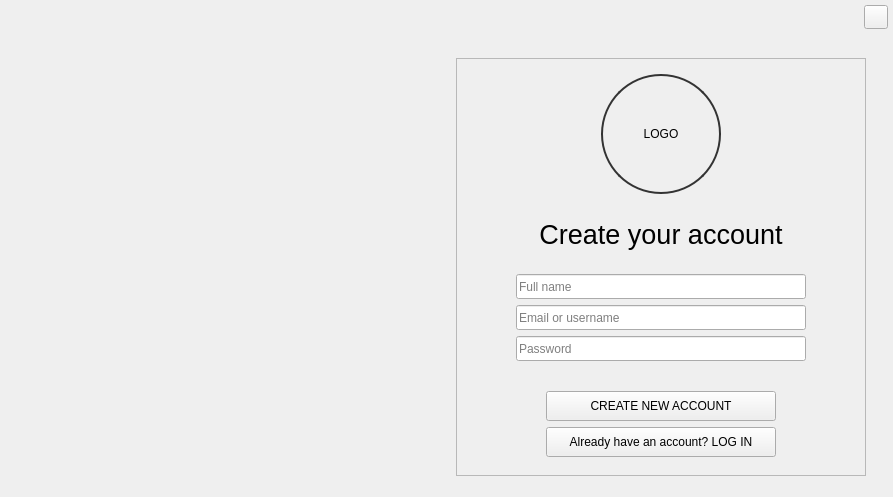
The window that project/ui/interface.ui (mylinh130425/KTLT_K23416_Group2) describes before a commit, drawn with Qt 5.
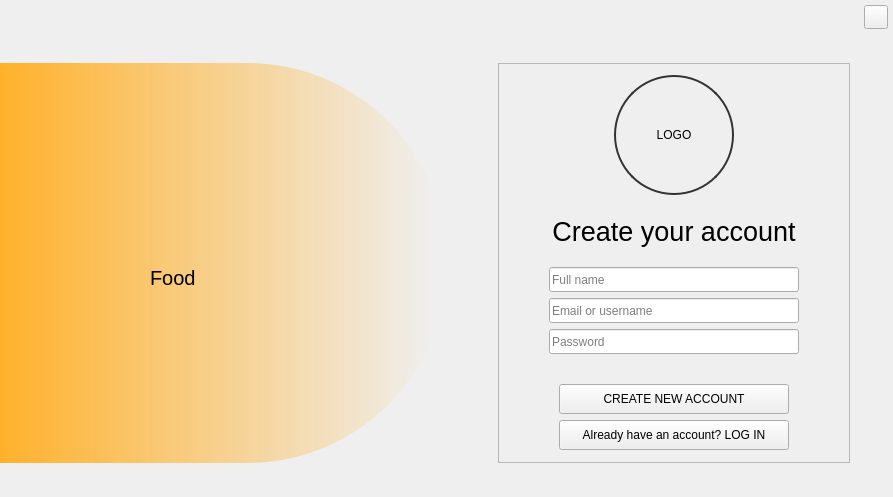
The same window after the commit. The open tabs and pages were chosen to show the change. Icons and pictures are not drawn. Custom widgets are drawn as their Qt base class.

Commit message: Add background and transition for left side - fix lineEdit size

```diff
--- a/project/ui/interface.ui
+++ b/project/ui/interface.ui
@@ -111,9 +111,15 @@
         <property name="spacing">
          <number>0</number>
         </property>
+        <property name="leftMargin">
+         <number>0</number>
+        </property>
         <property name="topMargin">
          <number>0</number>
         </property>
+        <property name="rightMargin">
+         <number>0</number>
+        </property>
         <property name="bottomMargin">
          <number>0</number>
         </property>
@@ -123,20 +129,157 @@
            <property name="spacing">
             <number>0</number>
            </property>
+           <property name="leftMargin">
+            <number>0</number>
+           </property>
+           <property name="topMargin">
+            <number>0</number>
+           </property>
+           <property name="rightMargin">
+            <number>0</number>
+           </property>
            <property name="bottomMargin">
             <number>0</number>
            </property>
            <item>
             <widget class="QCustomQStackedWidget" name="welcome_stackedWidget">
+             <property name="styleSheet">
+              <string notr="true">#welcome_stackedWidget {
+ background-color: qlineargradient(spread:pad, x1:0, y1:0, x2:1, y2:0, stop:0 rgba(255, 177, 43, 255), stop:0.971591 rgba(255, 255, 255, 0), stop:1 rgba(255, 255, 255, 0));
+  border-top-right-radius:200px;
+  border-bottom-right-radius:200px;
+}
+#welcome_stackedWidget *{
+	background-color:transparent;
+}</string>
+             </property>
              <property name="currentIndex">
-              <number>0</number>
+              <number>1</number>
              </property>
              <widget class="QWidget" name="left_login_page">
               <property name="styleSheet">
                <string notr="true"/>
               </property>
+              <layout class="QVBoxLayout" name="verticalLayout_14">
+               <property name="leftMargin">
+                <number>0</number>
+               </property>
+               <property name="rightMargin">
+                <number>0</number>
+               </property>
+               <item>
+                <widget class="QFrame" name="frame_3">
+                 <property name="sizePolicy">
+                  <sizepolicy hsizetype="Expanding" vsizetype="Expanding">
+                   <horstretch>0</horstretch>
+                   <verstretch>0</verstretch>
+                  </sizepolicy>
+                 </property>
+                 <property name="minimumSize">
+                  <size>
+                   <width>0</width>
+                   <height>0</height>
+                  </size>
+                 </property>
+                 <property name="maximumSize">
+                  <size>
+                   <width>16777215</width>
+                   <height>16777215</height>
+                  </size>
+                 </property>
+                 <property name="styleSheet">
+                  <string notr="true"/>
+                 </property>
+                 <property name="frameShape">
+                  <enum>QFrame::StyledPanel</enum>
+                 </property>
+                 <property name="frameShadow">
+                  <enum>QFrame::Raised</enum>
+                 </property>
+                 <widget class="QLabel" name="label_3">
+                  <property name="geometry">
+                   <rect>
+                    <x>150</x>
+                    <y>200</y>
+                    <width>131</width>
+                    <height>41</height>
+                   </rect>
+                  </property>
+                  <property name="font">
+                   <font>
+                    <pointsize>15</pointsize>
+                   </font>
+                  </property>
+                  <property name="text">
+                   <string>RESTAURANT</string>
+                  </property>
+                 </widget>
+                </widget>
+               </item>
+              </layout>
              </widget>
-             <widget class="QWidget" name="left_signup_page"/>
+             <widget class="QWidget" name="left_signup_page">
+              <property name="styleSheet">
+               <string notr="true"/>
+              </property>
+              <layout class="QVBoxLayout" name="verticalLayout_15">
+               <property name="leftMargin">
+                <number>0</number>
+               </property>
+               <property name="rightMargin">
+                <number>0</number>
+               </property>
+               <item>
+                <widget class="QFrame" name="frame_4">
+                 <property name="sizePolicy">
+                  <sizepolicy hsizetype="Expanding" vsizetype="Expanding">
+                   <horstretch>0</horstretch>
+                   <verstretch>0</verstretch>
+                  </sizepolicy>
+                 </property>
+                 <property name="minimumSize">
+                  <size>
+                   <width>0</width>
+                   <height>0</height>
+                  </size>
+                 </property>
+                 <property name="maximumSize">
+                  <size>
+                   <width>16777215</width>
+                   <height>16777215</height>
+                  </size>
+                 </property>
+                 <property name="styleSheet">
+                  <string notr="true"/>
+                 </property>
+                 <property name="frameShape">
+                  <enum>QFrame::StyledPanel</enum>
+                 </property>
+                 <property name="frameShadow">
+                  <enum>QFrame::Raised</enum>
+                 </property>
+                 <widget class="QLabel" name="label_2">
+                  <property name="geometry">
+                   <rect>
+                    <x>150</x>
+                    <y>190</y>
+                    <width>61</width>
+                    <height>31</height>
+                   </rect>
+                  </property>
+                  <property name="font">
+                   <font>
+                    <pointsize>15</pointsize>
+                   </font>
+                  </property>
+                  <property name="text">
+                   <string>Food</string>
+                  </property>
+                 </widget>
+                </widget>
+               </item>
+              </layout>
+             </widget>
             </widget>
            </item>
            <item>
@@ -149,6 +292,15 @@
              </property>
              <widget class="QWidget" name="right_login_page">
               <layout class="QVBoxLayout" name="verticalLayout_3">
+               <property name="topMargin">
+                <number>0</number>
+               </property>
+               <property name="rightMargin">
+                <number>0</number>
+               </property>
+               <property name="bottomMargin">
+                <number>0</number>
+               </property>
                <item alignment="Qt::AlignHCenter">
                 <widget class="QFrame" name="frame">
                  <property name="frameShape">
@@ -158,6 +310,18 @@
                   <enum>QFrame::Raised</enum>
                  </property>
                  <layout class="QVBoxLayout" name="verticalLayout_4">
+                  <property name="leftMargin">
+                   <number>0</number>
+                  </property>
+                  <property name="topMargin">
+                   <number>0</number>
+                  </property>
+                  <property name="rightMargin">
+                   <number>0</number>
+                  </property>
+                  <property name="bottomMargin">
+                   <number>0</number>
+                  </property>
                   <item alignment="Qt::AlignHCenter">
                    <widget class="QLabel" name="login_photo_label">
                     <property name="minimumSize">
@@ -376,7 +540,19 @@
              </widget>
              <widget class="QWidget" name="right_signup_page">
               <layout class="QVBoxLayout" name="verticalLayout_13">
-               <item>
+               <property name="leftMargin">
+                <number>9</number>
+               </property>
+               <property name="topMargin">
+                <number>0</number>
+               </property>
+               <property name="rightMargin">
+                <number>0</number>
+               </property>
+               <property name="bottomMargin">
+                <number>0</number>
+               </property>
+               <item alignment="Qt::AlignHCenter">
                 <widget class="QFrame" name="frame_2">
                  <property name="frameShape">
                   <enum>QFrame::StyledPanel</enum>
@@ -388,9 +564,15 @@
                   <property name="spacing">
                    <number>0</number>
                   </property>
+                  <property name="leftMargin">
+                   <number>0</number>
+                  </property>
                   <property name="topMargin">
                    <number>0</number>
                   </property>
+                  <property name="rightMargin">
+                   <number>0</number>
+                  </property>
                   <property name="bottomMargin">
                    <number>0</number>
                   </property>
@@ -482,9 +664,21 @@
                       </property>
                       <item>
                        <widget class="QLineEdit" name="full_name_lineEdit">
+                        <property name="sizePolicy">
+                         <sizepolicy hsizetype="Preferred" vsizetype="Preferred">
+                          <horstretch>0</horstretch>
+                          <verstretch>0</verstretch>
+                         </sizepolicy>
+                        </property>
                         <property name="minimumSize">
                          <size>
-                          <width>0</width>
+                          <width>250</width>
+                          <height>25</height>
+                         </size>
+                        </property>
+                        <property name="maximumSize">
+                         <size>
+                          <width>250</width>
                           <height>25</height>
                          </size>
                         </property>
```
The commit also changes 4 other files.
